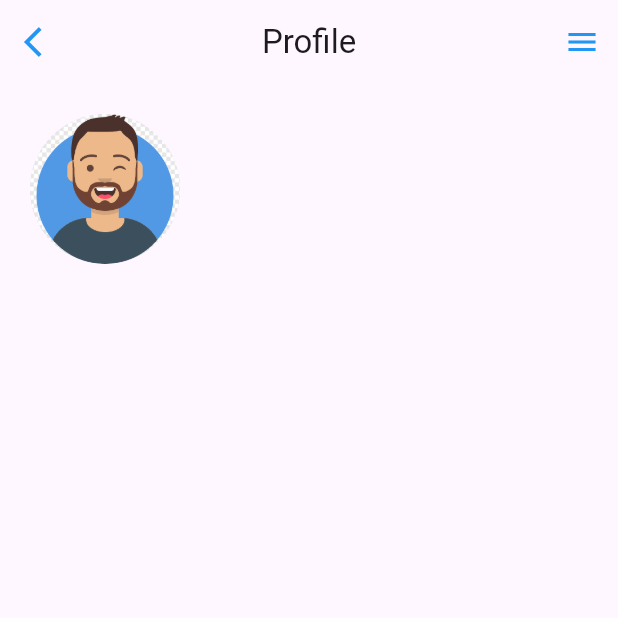
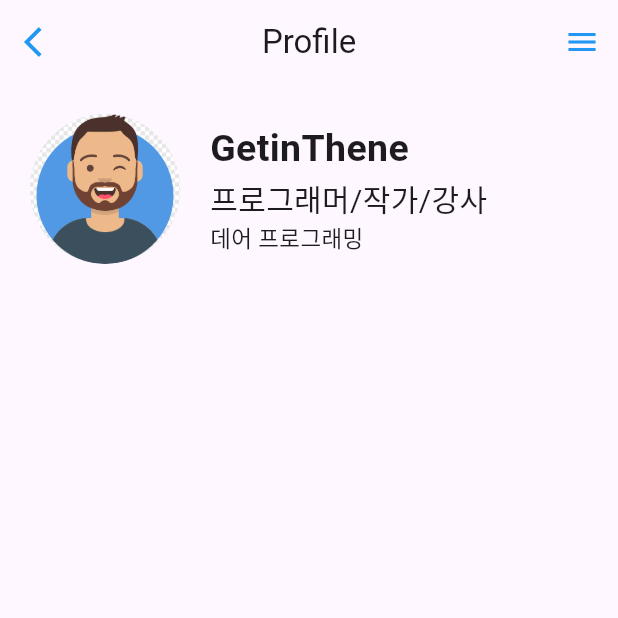
Before and after one commit to LifeIsOne/Flutter-profile, a Flutter app: the screen it shows after launch, on a phone screen of 412 x 824 dp, the top half of it. Run offline on Flutter 3.47's test engine with Material 3 defaults, Android fonts, the phone set to English and light mode, and no system bars.

Commit message:
CrossAxisAligment 속성 사용!

```diff
--- a/lib/components/profile_header.dart
+++ b/lib/components/profile_header.dart
@@ -30,6 +30,29 @@ class ProfileHeader extends StatelessWidget {
   }
 
   Widget _bulidHeaderProfile() {
-    return SizedBox();
+    return Column(
+      crossAxisAlignment: CrossAxisAlignment.start,
+      children: [
+        Text(
+          "GetinThene",
+          style: TextStyle(
+            fontSize: 25,
+            fontWeight: FontWeight.bold,
+          ),
+        ),
+        Text(
+          "프로그래머/작가/강사",
+          style: TextStyle(
+            fontSize: 20,
+          ),
+        ),
+        Text(
+          "데어 프로그래밍",
+          style: TextStyle(
+            fontSize: 15,
+          ),
+        )
+      ],
+    );
   }
 }
```
